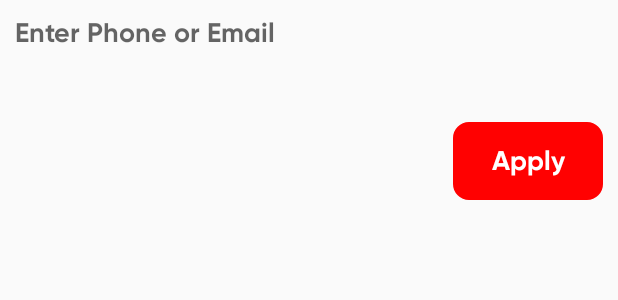
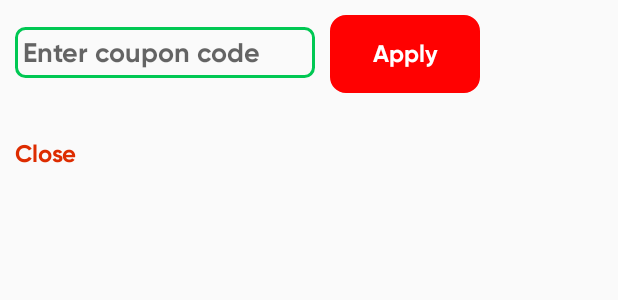
Before and after one commit to Serajj/veeraleaders, an Android app: the layout apply_coupun.xml on its own in the app's theme, with its tools: preview values and no code run, on a phone screen of 412 x 824 dp. Shown: the top 300 px of the screen. Run offline under Robolectric (Android 15) with nearby library versions, the phone set to English and light mode, and no system bars.

Commit message:
By seraj

```diff
--- a/app/src/main/java/com/adi/veeraleaders/retrofit/UserService.java
+++ b/app/src/main/java/com/adi/veeraleaders/retrofit/UserService.java
@@ -8,8 +8,6 @@ import com.adi.veeraleaders.model.TrasactionResponse;
 import com.adi.veeraleaders.model.UserResponce;
 import com.adi.veeraleaders.model.coupon.CouponResponse;
 import com.google.gson.JsonObject;
-
-import org.json.JSONObject;
 
 import java.util.List;
 
--- a/app/src/main/res/layout/apply_coupun.xml
+++ b/app/src/main/res/layout/apply_coupun.xml
@@ -1,46 +1,58 @@
 <?xml version="1.0" encoding="utf-8"?>
 <LinearLayout
-    xmlns:android="http://schemas.android.com/apk/res/android" android:layout_width="match_parent"
+    xmlns:android="http://schemas.android.com/apk/res/android"
+    android:layout_width="400dp"
+    android:paddingTop="10dp"
+    android:paddingEnd="10dp"
+    android:paddingStart="10dp"
     android:layout_height="wrap_content"
     android:orientation="vertical">
 
-    <EditText
-        android:id="@+id/cccode"
+    <LinearLayout
         android:layout_width="match_parent"
         android:layout_height="wrap_content"
-        android:background="@null"
-        android:hint="Enter Phone or Email"
-        android:inputType="phone"
-        android:padding="10dp"
-        android:textColor="@color/black" />
+
+        android:orientation="horizontal">
+        <EditText
+            android:id="@+id/cccode"
+            android:layout_width="200dp"
+            android:layout_height="wrap_content"
+            android:background="@drawable/border"
+            android:padding="5dp"
+            android:hint="Enter coupon code"
+            android:inputType="text"
+            android:textColor="@color/black" />
+        <TextView
+            android:id="@+id/applybtn"
+            android:layout_width="100dp"
+            android:layout_height="52dp"
+            android:layout_marginLeft="10dp"
+            android:text="Apply"
+            android:textAllCaps="false"
+            android:gravity="center"
+            android:background="@drawable/rounded_button"
+            android:textColor="#FFFFFF"
+            android:textSize="16dp"
+            android:textStyle="bold" />
+    </LinearLayout>
 
     <com.google.android.material.textview.MaterialTextView
-        android:layout_width="wrap_content"
+        android:layout_width="match_parent"
         android:id="@+id/couponresult"
-        android:layout_height="wrap_content"
+        android:layout_height="30dp"
         android:visibility="invisible"
-        android:padding="10dp"
+        android:textSize="10sp"
         android:text="Code Applied"/>
 
 
-
-    <TextView
-        android:id="@+id/applybtn"
-        android:layout_width="100dp"
-        android:layout_height="52dp"
-        android:layout_marginLeft="20dp"
-        android:layout_marginRight="10dp"
-        android:background="@drawable/rounded_button"
-        android:gravity="center"
-        android:text="Apply"
-        android:layout_gravity="end"
-        android:textAllCaps="false"
-        android:textColor="@color/white"
-        android:textSize="18dp"
-        android:textStyle="bold" />
-
-
-
-
-
+    <com.google.android.material.textview.MaterialTextView
+        android:layout_width="match_parent"
+        android:id="@+id/closebtn"
+        android:layout_height="30dp"
+        android:gravity="start"
+        android:textColor="#DD2C00"
+        android:textAlignment="textStart"
+        android:visibility="visible"
+        android:textSize="16sp"
+        android:text="Close"/>
 </LinearLayout>
```
Also changed, not shown: app/src/main/java/com/adi/veeraleaders/model/coupon/CouponResponse.java (+18 -7 lines), app/src/main/java/com/adi/veeraleaders/model/coupon/Datum.java (deleted, +0 -98 lines), app/src/main/java/com/adi/veeraleaders/ui/BetActivity.java (+81 -65 lines).
